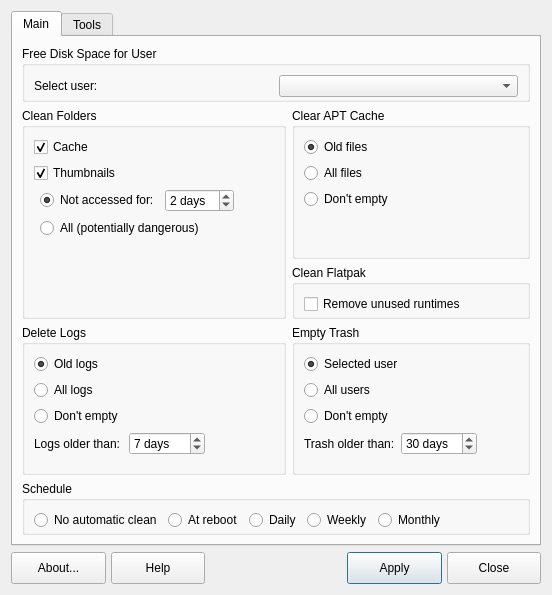
Above: mainwindow.ui from MX-Linux/mx-cleanup before the change. Below: the same form after it.
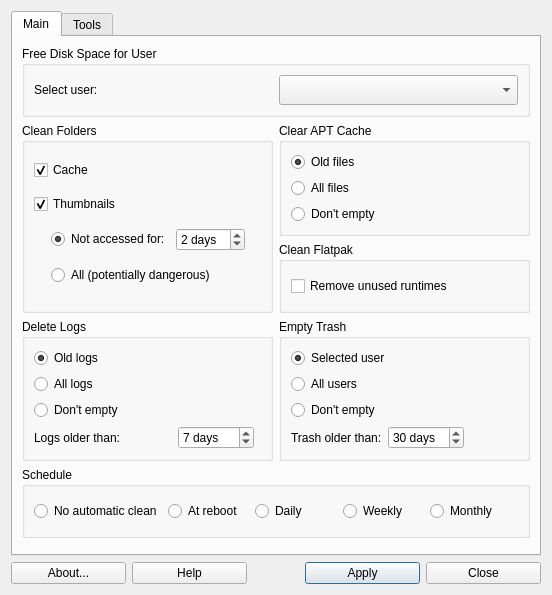
That is the form after the change. Icons and pictures are not drawn.

Commit message: Simplify layouts.

What changed in the file:
```diff
--- a/mainwindow.ui
+++ b/mainwindow.ui
@@ -13,184 +13,8 @@
   <property name="windowTitle">
    <string>MX Cleanup</string>
   </property>
-  <layout class="QGridLayout" name="gridLayout">
-   <item row="10" column="0" colspan="2">
-    <layout class="QGridLayout" name="buttonBar" columnstretch="0,0,0,0,0,0,0,0,0,0">
-     <property name="sizeConstraint">
-      <enum>QLayout::SetDefaultConstraint</enum>
-     </property>
-     <property name="leftMargin">
-      <number>0</number>
-     </property>
-     <property name="topMargin">
-      <number>0</number>
-     </property>
-     <property name="rightMargin">
-      <number>0</number>
-     </property>
-     <property name="bottomMargin">
-      <number>0</number>
-     </property>
-     <property name="spacing">
-      <number>5</number>
-     </property>
-     <item row="0" column="1">
-      <widget class="QPushButton" name="pushHelp">
-       <property name="sizePolicy">
-        <sizepolicy hsizetype="Minimum" vsizetype="Preferred">
-         <horstretch>0</horstretch>
-         <verstretch>0</verstretch>
-        </sizepolicy>
-       </property>
-       <property name="toolTip">
-        <string>Display help </string>
-       </property>
-       <property name="text">
-        <string>Help</string>
-       </property>
-       <property name="icon">
-        <iconset theme="help-contents"/>
-       </property>
-       <property name="shortcut">
-        <string>Alt+H</string>
-       </property>
-       <property name="autoDefault">
-        <bool>false</bool>
-       </property>
-      </widget>
-     </item>
-     <item row="0" column="5">
-      <spacer name="horizontalSpacer2">
-       <property name="orientation">
-        <enum>Qt::Horizontal</enum>
-       </property>
-       <property name="sizeType">
-        <enum>QSizePolicy::Minimum</enum>
-       </property>
-       <property name="sizeHint" stdset="0">
-        <size>
-         <width>50</width>
-         <height>20</height>
-        </size>
-       </property>
-      </spacer>
-     </item>
-     <item row="0" column="0">
-      <widget class="QPushButton" name="pushAbout">
-       <property name="sizePolicy">
-        <sizepolicy hsizetype="Minimum" vsizetype="Preferred">
-         <horstretch>0</horstretch>
-         <verstretch>0</verstretch>
-        </sizepolicy>
-       </property>
-       <property name="toolTip">
-        <string>About this application</string>
-       </property>
-       <property name="text">
-        <string>About...</string>
-       </property>
-       <property name="icon">
-        <iconset theme="help-about"/>
-       </property>
-       <property name="shortcut">
-        <string>Alt+B</string>
-       </property>
-       <property name="autoDefault">
-        <bool>false</bool>
-       </property>
-      </widget>
-     </item>
-     <item row="0" column="2">
-      <spacer name="horizontalSpacer1">
-       <property name="orientation">
-        <enum>Qt::Horizontal</enum>
-       </property>
-       <property name="sizeType">
-        <enum>QSizePolicy::Minimum</enum>
-       </property>
-       <property name="sizeHint" stdset="0">
-        <size>
-         <width>50</width>
-         <height>20</height>
-        </size>
-       </property>
-      </spacer>
-     </item>
-     <item row="0" column="9">
-      <widget class="QPushButton" name="pushCancel">
-       <property name="sizePolicy">
-        <sizepolicy hsizetype="Minimum" vsizetype="Preferred">
-         <horstretch>0</horstretch>
-         <verstretch>0</verstretch>
-        </sizepolicy>
-       </property>
-       <property name="toolTip">
-        <string>Quit application</string>
-       </property>
-       <property name="text">
-        <string>Close</string>
-       </property>
-       <property name="icon">
-        <iconset theme="window-close"/>
-       </property>
-       <property name="shortcut">
-        <string>Alt+N</string>
-       </property>
-       <property name="autoDefault">
-        <bool>false</bool>
-       </property>
-      </widget>
-     </item>
-     <item row="0" column="3">
-      <widget class="QLabel" name="labelLogo">
-       <property name="maximumSize">
-        <size>
-         <width>32</width>
-         <height>32</height>
-        </size>
-       </property>
-       <property name="midLineWidth">
-        <number>0</number>
-       </property>
-       <property name="text">
-        <string/>
-       </property>
-       <property name="pixmap">
-        <pixmap resource="images.qrc">:/icons/images/logo.svg</pixmap>
-       </property>
-       <property name="scaledContents">
-        <bool>true</bool>
-       </property>
-      </widget>
-     </item>
-     <item row="0" column="7">
-      <widget class="QPushButton" name="pushApply">
-       <property name="sizePolicy">
-        <sizepolicy hsizetype="Minimum" vsizetype="Preferred">
-         <horstretch>0</horstretch>
-         <verstretch>0</verstretch>
-        </sizepolicy>
-       </property>
-       <property name="text">
-        <string>Apply</string>
-       </property>
-       <property name="icon">
-        <iconset theme="dialog-ok"/>
-       </property>
-       <property name="shortcut">
-        <string/>
-       </property>
-       <property name="autoDefault">
-        <bool>false</bool>
-       </property>
-       <property name="default">
-        <bool>true</bool>
-       </property>
-      </widget>
-     </item>
-    </layout>
-   </item>
-   <item row="0" column="0" rowspan="10" colspan="2">
+  <layout class="QVBoxLayout">
+   <item>
     <widget class="QTabWidget" name="tabWidget">
      <property name="currentIndex">
       <number>0</number>
@@ -200,139 +24,6 @@
        <string>Main</string>
       </attribute>
       <layout class="QGridLayout" name="mainTabLayout">
-       <item row="4" column="0">
-        <widget class="QGroupBox" name="groupBoxLogs">
-         <property name="sizePolicy">
-          <sizepolicy hsizetype="Expanding" vsizetype="Preferred">
-           <horstretch>0</horstretch>
-           <verstretch>0</verstretch>
-          </sizepolicy>
-         </property>
-         <property name="title">
-          <string>Delete Logs</string>
-         </property>
-         <layout class="QGridLayout" name="gridLayout_3">
-          <property name="topMargin">
-           <number>9</number>
-          </property>
-          <property name="bottomMargin">
-           <number>2</number>
-          </property>
-          <item row="4" column="0">
-           <spacer name="verticalSpacer_4">
-            <property name="orientation">
-             <enum>Qt::Vertical</enum>
-            </property>
-            <property name="sizeHint" stdset="0">
-             <size>
-              <width>20</width>
-              <height>0</height>
-             </size>
-            </property>
-           </spacer>
-          </item>
-          <item row="1" column="0">
-           <widget class="QRadioButton" name="radioAllLogs">
-            <property name="sizePolicy">
-             <sizepolicy hsizetype="Expanding" vsizetype="Fixed">
-              <horstretch>0</horstretch>
-              <verstretch>0</verstretch>
-             </sizepolicy>
-            </property>
-            <property name="text">
-             <string>All logs</string>
-            </property>
-            <property name="checked">
-             <bool>false</bool>
-            </property>
-            <property name="autoExclusive">
-             <bool>true</bool>
-            </property>
-            <attribute name="buttonGroup">
-             <string notr="true">buttonGroupLogs</string>
-            </attribute>
-           </widget>
-          </item>
-          <item row="2" column="0">
-           <widget class="QRadioButton" name="radioNoCleanLogs">
-            <property name="sizePolicy">
-             <sizepolicy hsizetype="Expanding" vsizetype="Fixed">
-              <horstretch>0</horstretch>
-              <verstretch>0</verstretch>
-             </sizepolicy>
-            </property>
-            <property name="text">
-             <string>Don't empty</string>
-            </property>
-            <attribute name="buttonGroup">
-             <string notr="true">buttonGroupLogs</string>
-            </attribute>
-           </widget>
-          </item>
-          <item row="0" column="0">
-           <widget class="QRadioButton" name="radioOldLogs">
-            <property name="sizePolicy">
-             <sizepolicy hsizetype="Expanding" vsizetype="Fixed">
-              <horstretch>0</horstretch>
-              <verstretch>0</verstretch>
-             </sizepolicy>
-            </property>
-            <property name="text">
-             <string>Old logs</string>
-            </property>
-            <property name="checked">
-             <bool>true</bool>
-            </property>
-            <property name="autoExclusive">
-             <bool>true</bool>
-            </property>
-            <attribute name="buttonGroup">
-             <string notr="true">buttonGroupLogs</string>
-            </attribute>
-           </widget>
-          </item>
-          <item row="3" column="1">
-           <widget class="QSpinBox" name="spinBoxLogs">
-            <property name="suffix">
-             <string> days</string>
-            </property>
-            <property name="prefix">
-             <string/>
-            </property>
-            <property name="minimum">
-             <number>0</number>
-            </property>
-            <property name="maximum">
-             <number>365</number>
-            </property>
-            <property name="value">
-             <number>7</number>
-            </property>
-           </widget>
-          </item>
-          <item row="3" column="0">
-           <widget class="QLabel" name="labelLogsOlder">
-            <property name="text">
-             <string>Logs older than:</string>
-            </property>
-           </widget>
-          </item>
-          <item row="3" column="2">
-           <spacer name="horizontalSpacer_2">
-            <property name="orientation">
-             <enum>Qt::Horizontal</enum>
-            </property>
-            <property name="sizeHint" stdset="0">
-             <size>
-              <width>40</width>
-              <height>20</height>
-             </size>
-            </property>
-           </spacer>
-          </item>
-         </layout>
-        </widget>
-       </item>
        <item row="3" column="1">
         <widget class="QGroupBox" name="groupBoxFlatpak">
          <property name="sizePolicy">
@@ -344,10 +35,7 @@
          <property name="title">
           <string>Clean Flatpak</string>
          </property>
-         <layout class="QVBoxLayout" name="verticalLayout">
-          <property name="bottomMargin">
-           <number>2</number>
-          </property>
+         <layout class="QVBoxLayout">
           <item>
            <widget class="QCheckBox" name="checkFlatpak">
             <property name="text">
@@ -358,6 +46,50 @@
          </layout>
         </widget>
        </item>
+       <item row="0" column="0" colspan="2">
+        <widget class="QGroupBox" name="groupBoxUser">
+         <property name="sizePolicy">
+          <sizepolicy hsizetype="Expanding" vsizetype="Preferred">
+           <horstretch>0</horstretch>
+           <verstretch>0</verstretch>
+          </sizepolicy>
+         </property>
+         <property name="title">
+          <string>Free Disk Space for User</string>
+         </property>
+         <layout class="QHBoxLayout">
+          <item>
+           <widget class="QLabel" name="labelUserClean">
+            <property name="sizePolicy">
+             <sizepolicy hsizetype="Expanding" vsizetype="Preferred">
+              <horstretch>0</horstretch>
+              <verstretch>0</verstretch>
+             </sizepolicy>
+            </property>
+            <property name="toolTip">
+             <string>Select user to repair</string>
+            </property>
+            <property name="text">
+             <string>Select user:</string>
+            </property>
+           </widget>
+          </item>
+          <item>
+           <widget class="QComboBox" name="comboUserClean">
+            <property name="sizePolicy">
+             <sizepolicy hsizetype="Expanding" vsizetype="Minimum">
+              <horstretch>0</horstretch>
+              <verstretch>0</verstretch>
+             </sizepolicy>
+            </property>
+            <property name="toolTip">
+             <string>Select user to repair</string>
+            </property>
+           </widget>
+          </item>
+         </layout>
+        </widget>
+       </item>
        <item row="2" column="0" rowspan="2">
         <widget class="QGroupBox" name="groupBoxFolders">
          <property name="sizePolicy">
@@ -369,10 +101,7 @@
          <property name="title">
           <string>Clean Folders</string>
          </property>
-         <layout class="QGridLayout" name="gridLayout_4">
-          <property name="bottomMargin">
-           <number>2</number>
-          </property>
+         <layout class="QGridLayout">
           <item row="0" column="0" colspan="4">
            <widget class="QCheckBox" name="checkCache">
             <property name="sizePolicy">
@@ -390,16 +119,10 @@
            </widget>
           </item>
           <item row="4" column="2">
-           <spacer name="verticalSpacer_2">
+           <spacer>
             <property name="orientation">
              <enum>Qt::Vertical</enum>
             </property>
-            <property name="sizeHint" stdset="0">
-             <size>
-              <width>20</width>
-              <height>40</height>
-             </size>
-            </property>
            </spacer>
           </item>
           <item row="1" column="0" colspan="4">
@@ -419,16 +142,10 @@
            </widget>
           </item>
           <item row="2" column="3">
-           <spacer name="horizontalSpacer_4">
+           <spacer>
             <property name="orientation">
              <enum>Qt::Horizontal</enum>
             </property>
-            <property name="sizeHint" stdset="0">
-             <size>
-              <width>40</width>
-              <height>20</height>
-             </size>
-            </property>
            </spacer>
           </item>
           <item row="2" column="1">
@@ -464,6 +181,114 @@
          </layout>
         </widget>
        </item>
+       <item row="4" column="0">
+        <widget class="QGroupBox" name="groupBoxLogs">
+         <property name="sizePolicy">
+          <sizepolicy hsizetype="Expanding" vsizetype="Preferred">
+           <horstretch>0</horstretch>
+           <verstretch>0</verstretch>
+          </sizepolicy>
+         </property>
+         <property name="title">
+          <string>Delete Logs</string>
+         </property>
+         <layout class="QGridLayout">
+          <item row="3" column="1">
+           <widget class="QSpinBox" name="spinBoxLogs">
+            <property name="suffix">
+             <string> days</string>
+            </property>
+            <property name="prefix">
+             <string/>
+            </property>
+            <property name="minimum">
+             <number>0</number>
+            </property>
+            <property name="maximum">
+             <number>365</number>
+            </property>
+            <property name="value">
+             <number>7</number>
+            </property>
+           </widget>
+          </item>
+          <item row="1" column="0">
+           <widget class="QRadioButton" name="radioAllLogs">
+            <property name="sizePolicy">
+             <sizepolicy hsizetype="Expanding" vsizetype="Fixed">
+              <horstretch>0</horstretch>
+              <verstretch>0</verstretch>
+             </sizepolicy>
+            </property>
+            <property name="text">
+             <string>All logs</string>
+            </property>
+            <property name="checked">
+             <bool>false</bool>
+            </property>
+            <property name="autoExclusive">
+             <bool>true</bool>
+            </property>
+            <attribute name="buttonGroup">
+             <string notr="true">buttonGroupLogs</string>
+            </attribute>
+           </widget>
+          </item>
+          <item row="2" column="0">
+           <widget class="QRadioButton" name="radioNoCleanLogs">
+            <property name="sizePolicy">
+             <sizepolicy hsizetype="Expanding" vsizetype="Fixed">
+              <horstretch>0</horstretch>
+              <verstretch>0</verstretch>
+             </sizepolicy>
+            </property>
+            <property name="text">
+             <string>Don't empty</string>
+            </property>
+            <attribute name="buttonGroup">
+             <string notr="true">buttonGroupLogs</string>
+            </attribute>
+           </widget>
+          </item>
+          <item row="3" column="0">
+           <widget class="QLabel" name="labelLogsOlder">
+            <property name="text">
+             <string>Logs older than:</string>
+            </property>
+           </widget>
+          </item>
+          <item row="0" column="0">
+           <widget class="QRadioButton" name="radioOldLogs">
+            <property name="sizePolicy">
+             <sizepolicy hsizetype="Expanding" vsizetype="Fixed">
+              <horstretch>0</horstretch>
+              <verstretch>0</verstretch>
+             </sizepolicy>
+            </property>
+            <property name="text">
+             <string>Old logs</string>
+            </property>
+            <property name="checked">
+             <bool>true</bool>
+            </property>
+            <property name="autoExclusive">
+             <bool>true</bool>
+            </property>
+            <attribute name="buttonGroup">
+             <string notr="true">buttonGroupLogs</string>
+            </attribute>
+           </widget>
+          </item>
+          <item row="3" column="2">
+           <spacer>
+            <property name="orientation">
+             <enum>Qt::Horizontal</enum>
+            </property>
+           </spacer>
+          </item>
+         </layout>
+        </widget>
+       </item>
        <item row="5" column="0" colspan="2">
         <widget class="QGroupBox" name="groupBoxSchedule">
          <property name="title">
@@ -475,10 +300,7 @@
          <property name="checked">
           <bool>false</bool>
          </property>
-         <layout class="QHBoxLayout" name="horizontalLayout_2">
-          <property name="bottomMargin">
-           <number>2</number>
-          </property>
+         <layout class="QHBoxLayout">
           <item>
            <widget class="QRadioButton" name="radioNone">
             <property name="text">
@@ -515,21 +337,75 @@
            </widget>
           </item>
           <item>
-           <spacer name="horizontalSpacer">
+           <spacer>
             <property name="orientation">
              <enum>Qt::Horizontal</enum>
             </property>
-            <property name="sizeHint" stdset="0">
-             <size>
-              <width>40</width>
-              <height>20</height>
-             </size>
-            </property>
            </spacer>
           </item>
          </layout>
         </widget>
        </item>
+       <item row="2" column="1">
+        <widget class="QGroupBox" name="groupBoxApt">
+         <property name="sizePolicy">
+          <sizepolicy hsizetype="Expanding" vsizetype="Preferred">
+           <horstretch>0</horstretch>
+           <verstretch>0</verstretch>
+          </sizepolicy>
+         </property>
+         <property name="title">
+          <string>Clear APT Cache</string>
+         </property>
+         <layout class="QVBoxLayout">
+          <item>
+           <widget class="QRadioButton" name="radioAutoClean">
+            <property name="sizePolicy">
+             <sizepolicy hsizetype="Expanding" vsizetype="Fixed">
+              <horstretch>0</horstretch>
+              <verstretch>0</verstretch>
+             </sizepolicy>
+            </property>
+            <property name="text">
+             <string>Old files</string>
+            </property>
+            <property name="checked">
+             <bool>true</bool>
+            </property>
+            <attribute name="buttonGroup">
+             <string notr="true">buttonGroupApt</string>
+            </attribute>
+           </widget>
+          </item>
+          <item>
+           <widget class="QRadioButton" name="radioClean">
+            <property name="sizePolicy">
+             <sizepolicy hsizetype="Expanding" vsizetype="Fixed">
+              <horstretch>0</horstretch>
+              <verstretch>0</verstretch>
+             </sizepolicy>
+            </property>
+            <property name="text">
+             <string>All files</string>
+            </property>
+            <attribute name="buttonGroup">
+             <string notr="true">buttonGroupApt</string>
+            </attribute>
+           </widget>
+          </item>
+          <item>
+           <widget class="QRadioButton" name="radioNoCleanApt">
+            <property name="text">
+             <string>Don't empty</string>
+            </property>
+            <attribute name="buttonGroup">
+             <string notr="true">buttonGroupApt</string>
+            </attribute>
+           </widget>
+          </item>
+         </layout>
+        </widget>
+       </item>
        <item row="4" column="1">
         <widget class="QGroupBox" name="groupBoxTrash">
          <property name="sizePolicy">
@@ -541,33 +417,7 @@
          <property name="title">
           <string>Empty Trash</string>
          </property>
-         <layout class="QGridLayout" name="gridLayout_2">
-          <property name="bottomMargin">
-           <number>2</number>
-          </property>
-          <item row="3" column="0">
-           <widget class="QLabel" name="labelTrashOlder">
-            <property name="text">
-             <string>Trash older than:</string>
-            </property>
-           </widget>
-          </item>
-          <item row="2" column="0" colspan="3">
-           <widget class="QRadioButton" name="radioNoCleanTrash">
-            <property name="sizePolicy">
-             <sizepolicy hsizetype="Expanding" vsizetype="Fixed">
-              <horstretch>0</horstretch>
-              <verstretch>0</verstretch>
-             </sizepolicy>
-            </property>
-            <property name="text">
-             <string>Don't empty</string>
-            </property>
-            <attribute name="buttonGroup">
-             <string notr="true">buttonGroupTrash</string>
-            </attribute>
-           </widget>
-          </item>
+         <layout class="QGridLayout">
           <item row="3" column="1">
            <widget class="QSpinBox" name="spinBoxTrash">
             <property name="suffix">
@@ -581,6 +431,36 @@
             </property>
            </widget>
           </item>
+          <item row="2" column="0" colspan="3">
+           <widget class="QRadioButton" name="radioNoCleanTrash">
+            <property name="sizePolicy">
+             <sizepolicy hsizetype="Expanding" vsizetype="Fixed">
+              <horstretch>0</horstretch>
+              <verstretch>0</verstretch>
+             </sizepolicy>
+            </property>
+            <property name="text">
+             <string>Don't empty</string>
+            </property>
+            <attribute name="buttonGroup">
+             <string notr="true">buttonGroupTrash</string>
+            </attribute>
+           </widget>
+          </item>
+          <item row="3" column="2">
+           <spacer>
+            <property name="orientation">
+             <enum>Qt::Horizontal</enum>
+            </property>
+           </spacer>
+          </item>
+          <item row="3" column="0">
+           <widget class="QLabel" name="labelTrashOlder">
+            <property name="text">
+             <string>Trash older than:</string>
+            </property>
+           </widget>
+          </item>
           <item row="1" column="0" colspan="3">
            <widget class="QRadioButton" name="radioAllUsers">
             <property name="sizePolicy">
@@ -619,157 +499,15 @@
             </attribute>
            </widget>
           </item>
-          <item row="4" column="0">
-           <spacer name="verticalSpacer_5">
-            <property name="orientation">
-             <enum>Qt::Vertical</enum>
-            </property>
-            <property name="sizeHint" stdset="0">
-             <size>
-              <width>20</width>
-              <height>0</height>
-             </size>
-            </property>
-           </spacer>
-          </item>
-          <item row="3" column="2">
-           <spacer name="horizontalSpacer_3">
-            <property name="orientation">
-             <enum>Qt::Horizontal</enum>
-            </property>
-            <property name="sizeHint" stdset="0">
-             <size>
-              <width>40</width>
-              <height>20</height>
-             </size>
-            </property>
-           </spacer>
-          </item>
          </layout>
         </widget>
        </item>
-       <item row="2" column="1">
-        <widget class="QGroupBox" name="groupBoxApt">
-         <property name="sizePolicy">
-          <sizepolicy hsizetype="Expanding" vsizetype="Preferred">
-           <horstretch>0</horstretch>
-           <verstretch>0</verstretch>
-          </sizepolicy>
+       <item row="6" column="0" colspan="2">
+        <spacer>
+         <property name="orientation">
+          <enum>Qt::Vertical</enum>
          </property>
-         <property name="title">
-          <string>Clear APT Cache</string>
-         </property>
-         <layout class="QVBoxLayout" name="verticalLayout_5">
-          <property name="bottomMargin">
-           <number>2</number>
-          </property>
-          <item>
-           <widget class="QRadioButton" name="radioAutoClean">
-            <property name="sizePolicy">
-             <sizepolicy hsizetype="Expanding" vsizetype="Fixed">
-              <horstretch>0</horstretch>
-              <verstretch>0</verstretch>
-             </sizepolicy>
-            </property>
-            <property name="text">
-             <string>Old files</string>
-            </property>
-            <property name="checked">
-             <bool>true</bool>
-            </property>
-            <attribute name="buttonGroup">
-             <string notr="true">buttonGroupApt</string>
-            </attribute>
-           </widget>
-          </item>
-          <item>
-           <widget class="QRadioButton" name="radioClean">
-            <property name="sizePolicy">
-             <sizepolicy hsizetype="Expanding" vsizetype="Fixed">
-              <horstretch>0</horstretch>
-              <verstretch>0</verstretch>
-             </sizepolicy>
-            </property>
-            <property name="text">
-             <string>All files</string>
-            </property>
-            <attribute name="buttonGroup">
-             <string notr="true">buttonGroupApt</string>
-            </attribute>
-           </widget>
-          </item>
-          <item>
-           <widget class="QRadioButton" name="radioNoCleanApt">
-            <property name="text">
-             <string>Don't empty</string>
-            </property>
-            <attribute name="buttonGroup">
-             <string notr="true">buttonGroupApt</string>
-            </attribute>
-           </widget>
-          </item>
-          <item>
-           <spacer name="verticalSpacer_3">
-            <property name="orientation">
-             <enum>Qt::Vertical</enum>
-            </property>
-            <property name="sizeHint" stdset="0">
-             <size>
-              <width>20</width>
-              <height>0</height>
-             </size>
-            </property>
-           </spacer>
-          </item>
-         </layout>
-        </widget>
-       </item>
-       <item row="0" column="0" colspan="2">
-        <widget class="QGroupBox" name="groupBoxUser">
-         <property name="sizePolicy">
-          <sizepolicy hsizetype="Expanding" vsizetype="Preferred">
-           <horstretch>0</horstretch>
-           <verstretch>0</verstretch>
-          </sizepolicy>
-         </property>
-         <property name="title">
-          <string>Free Disk Space for User</string>
-         </property>
-         <layout class="QHBoxLayout" name="horizontalLayout_4">
-          <property name="bottomMargin">
-           <number>2</number>
-          </property>
-          <item>
-           <widget class="QLabel" name="labelUserClean">
-            <property name="sizePolicy">
-             <sizepolicy hsizetype="Expanding" vsizetype="Preferred">
-              <horstretch>0</horstretch>
-              <verstretch>0</verstretch>
-             </sizepolicy>
-            </property>
-            <property name="toolTip">
-             <string>Select user to repair</string>
-            </property>
-            <property name="text">
-             <string>Select user:</string>
-            </property>
-           </widget>
-          </item>
-          <item>
-           <widget class="QComboBox" name="comboUserClean">
-            <property name="sizePolicy">
-             <sizepolicy hsizetype="Expanding" vsizetype="Minimum">
-              <horstretch>0</horstretch>
-              <verstretch>0</verstretch>
-             </sizepolicy>
-            </property>
-            <property name="toolTip">
-             <string>Select user to repair</string>
-            </property>
-           </widget>
-          </item>
-         </layout>
-        </widget>
+        </spacer>
        </item>
       </layout>
      </widget>
@@ -876,6 +614,146 @@
      </widget>
     </widget>
    </item>
+   <item>
+    <layout class="QHBoxLayout" name="buttonBar">
+     <item>
+      <widget class="QPushButton" name="pushAbout">
+       <property name="sizePolicy">
+        <sizepolicy hsizetype="Minimum" vsizetype="Preferred">
+         <horstretch>0</horstretch>
+         <verstretch>0</verstretch>
+        </sizepolicy>
+       </property>
+       <property name="toolTip">
+        <string>About this application</string>
+       </property>
+       <property name="text">
+        <string>About...</string>
+       </property>
+       <property name="icon">
+        <iconset theme="help-about"/>
+       </property>
+       <property name="shortcut">
+        <string>Alt+B</string>
+       </property>
+       <property name="autoDefault">
+        <bool>false</bool>
+       </property>
+      </widget>
+     </item>
+     <item>
+      <widget class="QPushButton" name="pushHelp">
+       <property name="sizePolicy">
+        <sizepolicy hsizetype="Minimum" vsizetype="Preferred">
+         <horstretch>0</horstretch>
+         <verstretch>0</verstretch>
+        </sizepolicy>
+       </property>
+       <property name="toolTip">
+        <string>Display help </string>
+       </property>
+       <property name="text">
+        <string>Help</string>
+       </property>
+       <property name="icon">
+        <iconset theme="help-contents"/>
+       </property>
+       <property name="shortcut">
+        <string>Alt+H</string>
+       </property>
+       <property name="autoDefault">
+        <bool>false</bool>
+       </property>
+      </widget>
+     </item>
+     <item>
+      <spacer>
+       <property name="orientation">
+        <enum>Qt::Horizontal</enum>
+       </property>
+      </spacer>
+     </item>
+     <item>
+      <widget class="QLabel" name="labelLogo">
+       <property name="maximumSize">
+        <size>
+         <width>32</width>
+         <height>32</height>
+        </size>
+       </property>
+       <property name="midLineWidth">
+        <number>0</number>
+       </property>
+       <property name="text">
+        <string/>
+       </property>
+       <property name="pixmap">
+        <pixmap resource="images.qrc">:/icons/images/logo.svg</pixmap>
+       </property>
+       <property name="scaledContents">
+        <bool>true</bool>
+       </property>
+      </widget>
+     </item>
+     <item>
+      <spacer>
+       <property name="orientation">
+        <enum>Qt::Horizontal</enum>
+       </property>
+      </spacer>
+     </item>
+     <item>
+      <widget class="QPushButton" name="pushApply">
+       <property name="sizePolicy">
+        <sizepolicy hsizetype="Minimum" vsizetype="Preferred">
+         <horstretch>0</horstretch>
+         <verstretch>0</verstretch>
+        </sizepolicy>
+       </property>
+       <property name="text">
+        <string>Apply</string>
+       </property>
+       <property name="icon">
+        <iconset theme="dialog-ok"/>
+       </property>
+       <property name="shortcut">
+        <string/>
+       </property>
+       <property name="autoDefault">
+        <bool>false</bool>
+       </property>
+       <property name="default">
+        <bool>true</bool>
+       </property>
+      </widget>
+     </item>
+     <item>
+      <widget class="QPushButton" name="pushCancel">
+       <property name="sizePolicy">
+        <sizepolicy hsizetype="Minimum" vsizetype="Preferred">
+         <horstretch>0</horstretch>
+         <verstretch>0</verstretch>
+        </sizepolicy>
+       </property>
+       <property name="toolTip">
+        <string>Quit application</string>
+       </property>
+       <property name="text">
+        <string>Close</string>
+       </property>
+       <property name="icon">
+        <iconset theme="window-close"/>
+       </property>
+       <property name="shortcut">
+        <string>Alt+N</string>
+       </property>
+       <property name="autoDefault">
+        <bool>false</bool>
+       </property>
+      </widget>
+     </item>
+    </layout>
+   </item>
   </layout>
  </widget>
  <tabstops>
```
Left out of the diff: 20 changed lines with no effect on the pictures.
